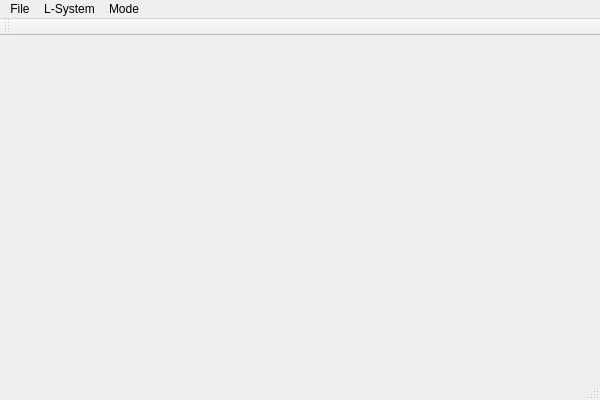
Above: SketchTree/MainWindow.ui from gnishida/SketchTree before the change. Below: the same form after it.
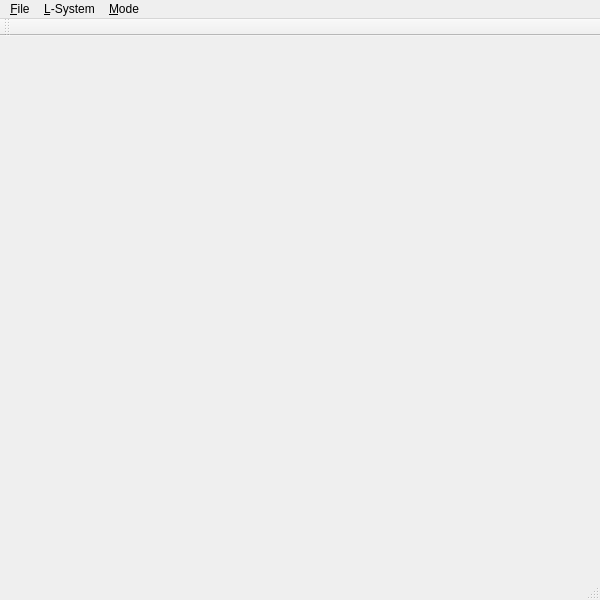
That is the form after the change.

The edit to the form file:
```diff
--- a/SketchTree/MainWindow.ui
+++ b/SketchTree/MainWindow.ui
@@ -7,7 +7,7 @@
     <x>0</x>
     <y>0</y>
     <width>600</width>
-    <height>400</height>
+    <height>600</height>
    </rect>
   </property>
   <property name="windowTitle">
@@ -25,7 +25,7 @@
    </property>
    <widget class="QMenu" name="menuFile">
     <property name="title">
-     <string>File</string>
+     <string>&amp;File</string>
     </property>
     <addaction name="actionSaveImage"/>
     <addaction name="separator"/>
@@ -33,14 +33,14 @@
    </widget>
    <widget class="QMenu" name="menuL_System">
     <property name="title">
-     <string>L-System</string>
+     <string>&amp;L-System</string>
     </property>
     <addaction name="actionRandomGeneration"/>
     <addaction name="actionGreedyInverse"/>
    </widget>
    <widget class="QMenu" name="menuMode">
     <property name="title">
-     <string>Mode</string>
+     <string>&amp;Mode</string>
     </property>
     <addaction name="actionModeSketch"/>
     <addaction name="actionMode3DView"/>
```
Left out of the diff: 12 changed lines with no effect on the pictures.
